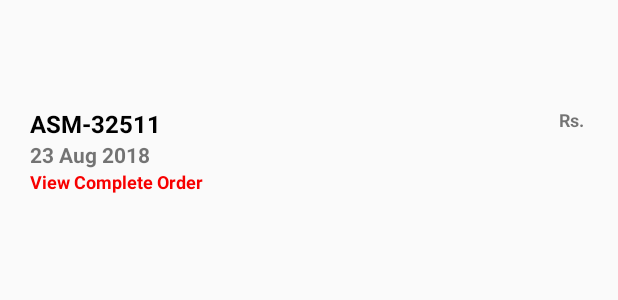
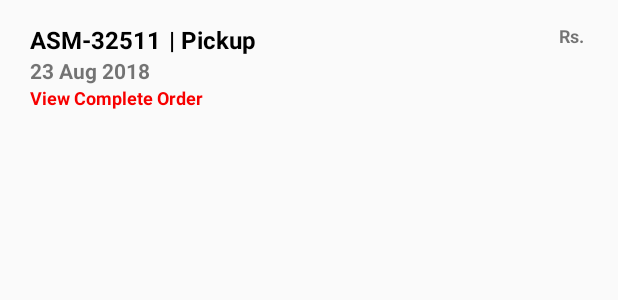
Before and after one commit to asadkhan/StoreXpressWL, an Android app: the layout content_orders_pro.xml on its own in the app's theme, with its tools: preview values and no code run, on a phone screen of 412 x 824 dp. Shown: the top 300 px of the screen. Run offline under Robolectric (Android 15) with nearby library versions, the phone set to English and light mode, and no system bars.

Commit message:
My Order Ui Changes

```diff
--- a/app/src/main/res/layout/content_orders_pro.xml
+++ b/app/src/main/res/layout/content_orders_pro.xml
@@ -1,8 +1,7 @@
 <?xml version="1.0" encoding="utf-8"?>
 <LinearLayout xmlns:android="http://schemas.android.com/apk/res/android"
     android:layout_width="match_parent"
-    android:layout_height="match_parent"
-    android:layout_marginTop="?attr/actionBarSize"
+    android:layout_height="wrap_content"
     android:orientation="vertical">
 
     <LinearLayout
@@ -22,14 +21,29 @@
             android:layout_weight="1"
             android:orientation="vertical">
 
+            <LinearLayout
+                android:layout_width="match_parent"
+                android:layout_height="wrap_content">
+
                 <TextView
                     android:id="@+id/txt_order_id"
-                android:layout_width="match_parent"
+                    android:layout_width="wrap_content"
                     android:layout_height="wrap_content"
+                    android:layout_marginEnd="5dp"
                     android:text="ASM-32511"
                     android:textColor="#000"
                     android:textSize="16sp"
                     android:textStyle="bold" />
+
+                <TextView
+                    android:layout_width="wrap_content"
+                    android:layout_height="wrap_content"
+                    android:text="| Pickup"
+                    android:textColor="#000"
+                    android:textSize="16sp"
+                    android:textStyle="bold" />
+
+            </LinearLayout>
 
             <TextView
                 android:id="@+id/txt_order_date"
@@ -83,13 +97,13 @@
 
             <Button
                 android:id="@+id/btn_reorder"
-                android:visibility="invisible"
                 android:layout_width="wrap_content"
                 android:layout_height="25dip"
                 android:background="@drawable/border_radius_red"
                 android:text="REORDER"
                 android:textColor="#ffffff"
-                android:textSize="10sp" />
+                android:textSize="10sp"
+                android:visibility="invisible" />
 
         </LinearLayout>
 
```
Lines whose indentation alone changed are shown as unchanged.
